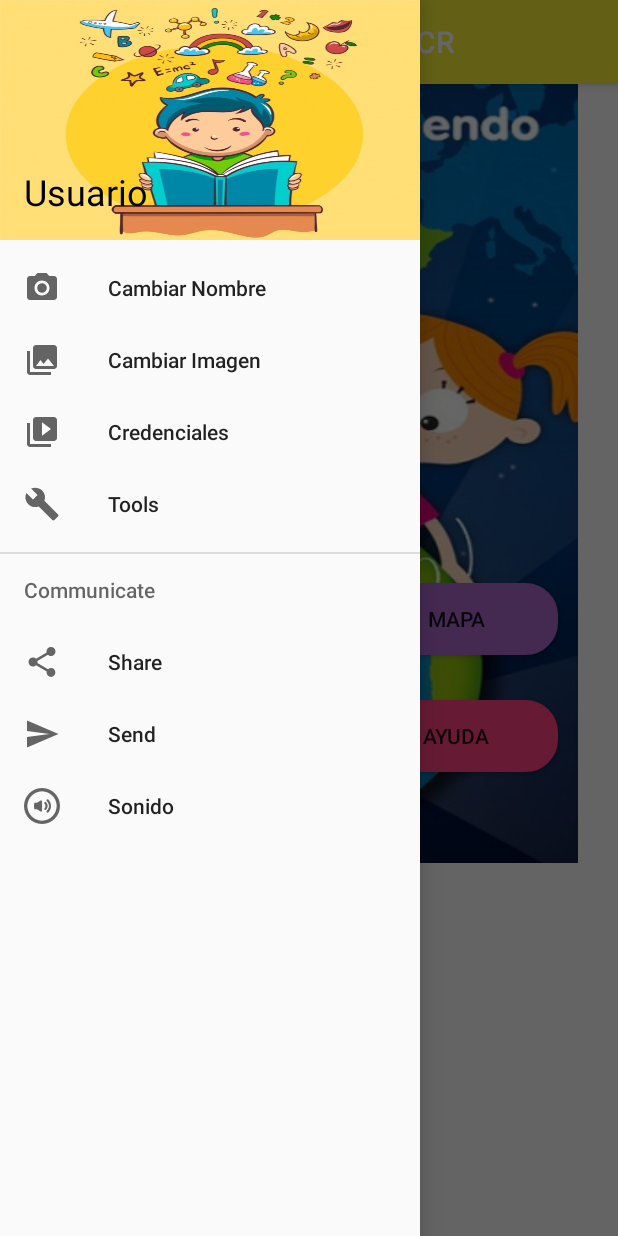
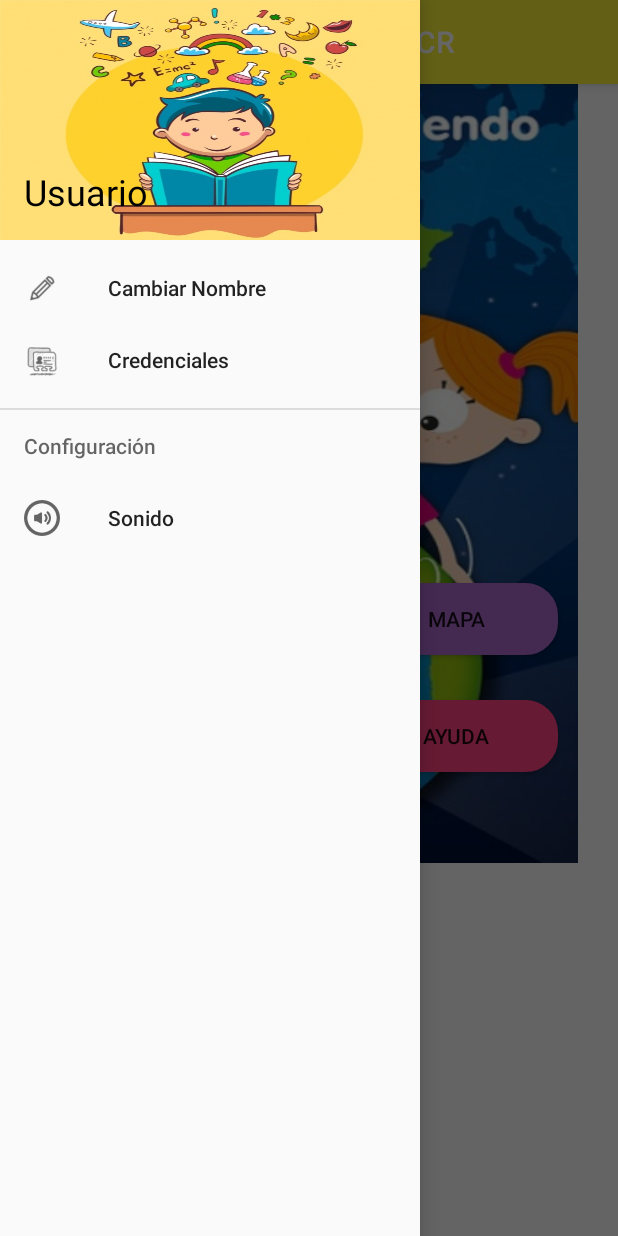
Before and after one commit to JeanCarlo14/GeoMapCR, an Android app: the screen it shows after launch (MenuPrincipal), with the side drawer open, on a phone screen of 412 x 824 dp. Run offline under Robolectric (Android 15) with nearby library versions, the phone set to English and light mode, and no system bars.

Commit message:
Limpieza
Limpieza

```diff
--- a/app/src/main/AndroidManifest.xml
+++ b/app/src/main/AndroidManifest.xml
@@ -36,7 +36,6 @@
             android:name=".MapsActivity"
             android:label="@string/title_activity_maps" />
         <activity android:name=".Info_Integrantes" />
-        <activity android:name=".Ayuda" />
         <activity
             android:name=".MenuPrincipal"
             android:label="@string/app_name"
--- a/app/src/main/res/menu/activity_menu_principal_drawer.xml
+++ b/app/src/main/res/menu/activity_menu_principal_drawer.xml
@@ -4,23 +4,17 @@
     <group android:checkableBehavior="single">
         <item
             android:id="@+id/nav_nombre"
-            android:icon="@drawable/ic_menu_camera"
+            android:icon="@drawable/edit"
             android:title="Cambiar Nombre" />
-        <item
-            android:id="@+id/nav_gallery"
-            android:icon="@drawable/ic_menu_gallery"
-            android:title="Cambiar Imagen" />
+
         <item
             android:id="@+id/nav_credenciales"
-            android:icon="@drawable/ic_menu_slideshow"
+            android:icon="@drawable/info"
             android:title="Credenciales" />
-        <item
-            android:id="@+id/nav_manage"
-            android:icon="@drawable/ic_menu_manage"
-            android:title="Tools" />
+
     </group>
 
-    <item android:title="Communicate">
+    <item android:title="Configuración">
         <menu>
 
             <item android:id="@+id/nav_volumen"
@@ -29,14 +23,6 @@
                 android:orderInCategory="100"
                 android:showAsAction="ifRoom" />
 
-            <item
-                android:id="@+id/nav_share"
-                android:icon="@drawable/ic_menu_share"
-                android:title="Share" />
-            <item
-                android:id="@+id/nav_send"
-                android:icon="@drawable/ic_menu_send"
-                android:title="Send" />
         </menu>
     </item>
 
```
Also changed, not shown: app/src/main/java/com/example/usuario/geomapcr/Ayuda.java (deleted, +0 -18 lines), app/src/main/java/com/example/usuario/geomapcr/MapsActivity.java (+5 -5 lines), app/src/main/java/com/example/usuario/geomapcr/MenuPrincipal.java (+1 -9 lines), app/src/main/res/layout/activity_ayuda.xml (deleted, +0 -37 lines), app/src/main/res/drawable/edit.png (added), app/src/main/res/drawable/info.png (added).
